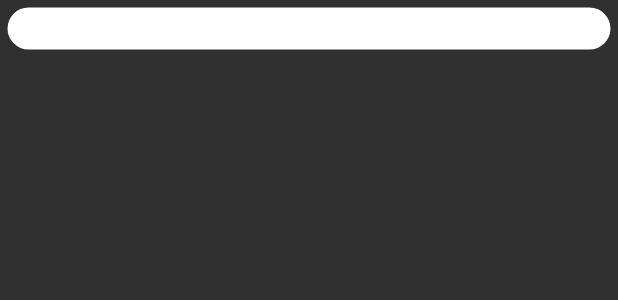
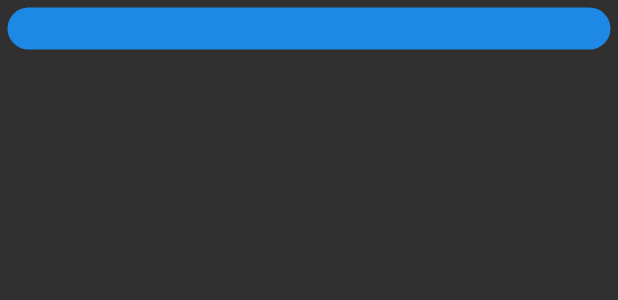
Before and after one commit to Ty-Haruki/Weather-App, an Android app: the layout item_view.xml on its own in the app's theme, with its tools: preview values and no code run, on a phone screen of 412 x 824 dp. Shown: the top 300 px of the screen. Run offline under Robolectric (Android 15) with nearby library versions, the phone set to English and light mode, and no system bars.

Commit message:
Removed unnecessary style.

```diff
--- a/app/src/main/res/drawable/rounded_corners_white.xml
+++ /dev/null
@@ -1,10 +0,0 @@
-<?xml version="1.0" encoding="utf-8"?>
-<shape xmlns:android="http://schemas.android.com/apk/res/android" android:shape="rectangle">
-    <solid android:color="#FFFFFFFF" />
-    <padding android:left="10dp"
-        android:top="10dp"
-        android:right="10dp"
-        android:bottom="10dp" />
-    <corners android:radius="15dp" />
-    <stroke android:width="10dp" android:color="#00ffffff" />
-</shape>
--- a/app/src/main/res/layout/item_view.xml
+++ b/app/src/main/res/layout/item_view.xml
@@ -2,7 +2,7 @@
 <TextView xmlns:android="http://schemas.android.com/apk/res/android"
     android:layout_width="match_parent"
     android:layout_height="wrap_content"
-    android:background="@drawable/rounded_corners_white"
+    android:background="@drawable/rounded_corners_blue"
     android:gravity="center"
     android:padding="5dp"
     android:textColor="#FFFFFF"
--- a/app/src/main/res/layout/location_search.xml
+++ b/app/src/main/res/layout/location_search.xml
@@ -28,7 +28,6 @@
     <androidx.recyclerview.widget.RecyclerView
         android:layout_width="match_parent"
         android:layout_height="0dp"
-        android:background="@drawable/rounded_corners_blue"
         android:padding="20dp"
         app:layout_constraintBottom_toBottomOf="parent"
         app:layout_constraintEnd_toEndOf="parent"
```
